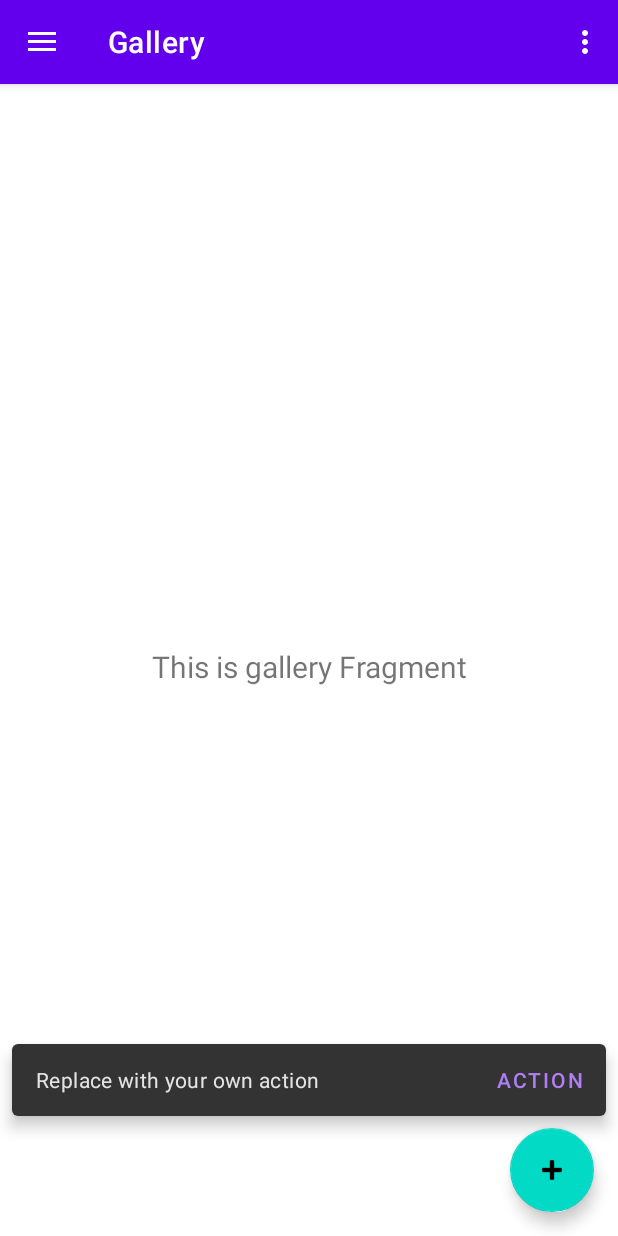
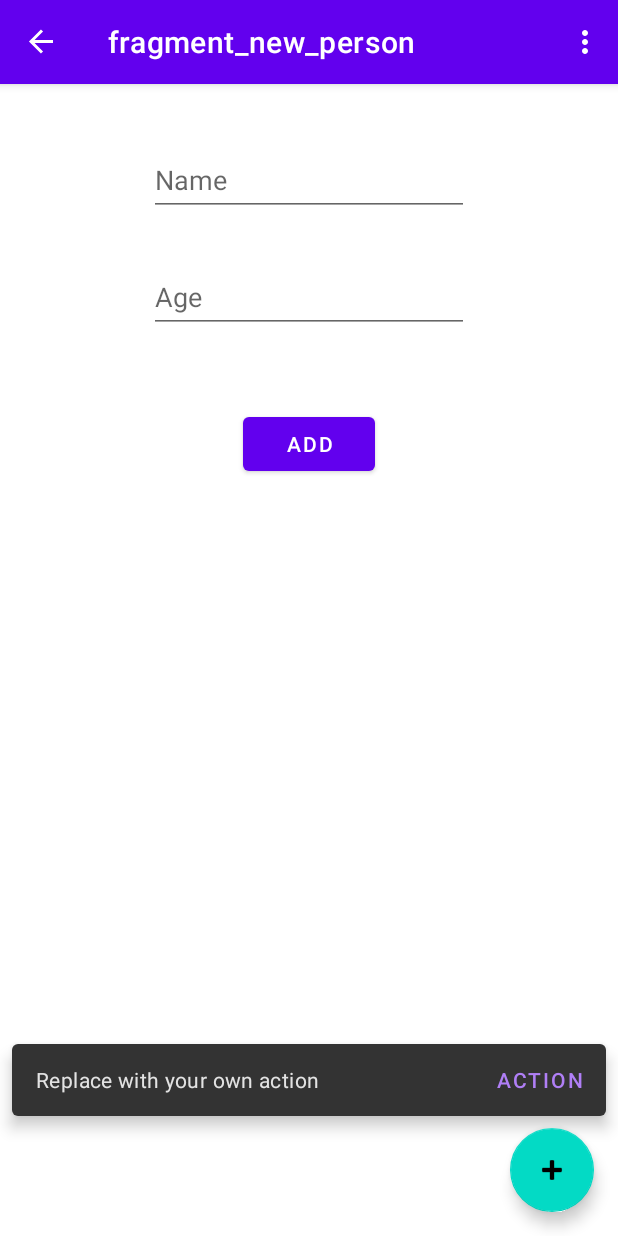
Before and after one commit to ValentinTonkov/people-list-app, an Android app: the screen it shows after launch (MainActivity), after a tap on an icon or button, on a phone screen of 412 x 824 dp. Run offline under Robolectric (Android 15) with nearby library versions, the phone set to English and light mode, and no system bars; our stand-ins replace Room's generated code, navigation-ui.

Commit message:
Add Person creating functionality

```diff
--- a/app/src/main/java/com/example/peoplelistapp/MainActivity.kt
+++ b/app/src/main/java/com/example/peoplelistapp/MainActivity.kt
@@ -53,7 +53,7 @@ class MainActivity : AppCompatActivity() {
                 }
                 .setAnchorView(R.id.fab).show()
 
-            navController.navigate(R.id.nav_gallery)
+            navController.navigate(R.id.nav_new_person)
         }
 
     }
--- a/app/src/main/java/com/example/peoplelistapp/ui/gallery/GalleryFragment.kt
+++ /dev/null
@@ -1,42 +0,0 @@
-package com.example.peoplelistapp.ui.gallery
-
-import android.os.Bundle
-import android.view.LayoutInflater
-import android.view.View
-import android.view.ViewGroup
-import android.widget.TextView
-import androidx.fragment.app.Fragment
-import androidx.lifecycle.ViewModelProvider
-import com.example.peoplelistapp.databinding.FragmentGalleryBinding
-
-class GalleryFragment : Fragment() {
-
-    private var _binding: FragmentGalleryBinding? = null
-
-    // This property is only valid between onCreateView and
-    // onDestroyView.
-    private val binding get() = _binding!!
-
-    override fun onCreateView(
-        inflater: LayoutInflater,
-        container: ViewGroup?,
-        savedInstanceState: Bundle?
-    ): View {
-        val galleryViewModel =
-            ViewModelProvider(this).get(GalleryViewModel::class.java)
-
-        _binding = FragmentGalleryBinding.inflate(inflater, container, false)
-        val root: View = binding.root
-
-        val textView: TextView = binding.textGallery
-        galleryViewModel.text.observe(viewLifecycleOwner) {
-            textView.text = it
-        }
-        return root
-    }
-
-    override fun onDestroyView() {
-        super.onDestroyView()
-        _binding = null
-    }
-}
--- a/app/src/main/java/com/example/peoplelistapp/ui/gallery/GalleryViewModel.kt
+++ /dev/null
@@ -1,13 +0,0 @@
-package com.example.peoplelistapp.ui.gallery
-
-import androidx.lifecycle.LiveData
-import androidx.lifecycle.MutableLiveData
-import androidx.lifecycle.ViewModel
-
-class GalleryViewModel : ViewModel() {
-
-    private val _text = MutableLiveData<String>().apply {
-        value = "This is gallery Fragment"
-    }
-    val text: LiveData<String> = _text
-}
--- a/app/src/main/java/com/example/peoplelistapp/ui/home/HomeFragment.kt
+++ b/app/src/main/java/com/example/peoplelistapp/ui/home/HomeFragment.kt
@@ -15,8 +15,8 @@ import com.example.peoplelistapp.data.DataApplication
 import com.example.peoplelistapp.data.person.Person
 import com.example.peoplelistapp.data.person.PersonViewModel
 import com.example.peoplelistapp.data.person.PersonViewModelFactory
-import com.example.peoplelistapp.data.person.recyclerview.PersonAdapter
-import com.example.peoplelistapp.data.person.recyclerview.PersonListAdapter
+import com.example.peoplelistapp.ui.person.recyclerview.PersonAdapter
+import com.example.peoplelistapp.ui.person.recyclerview.PersonListAdapter
 import com.example.peoplelistapp.databinding.FragmentHomeBinding
 import java.lang.StringBuilder
 
@@ -62,8 +62,12 @@ class HomeFragment : Fragment() {
             // binding.personRecyclerView.adapter = PersonAdapter(it)
 
             // using PersonListAdapter
-            (binding.personRecyclerView.adapter as? PersonListAdapter)?.submitList(it)
+            personListAdapter.submitList(it)
+            // this also works
+            //(binding.personRecyclerView.adapter as? PersonListAdapter)?.submitList(it)
+
         }
+
     }
 
     override fun onDestroyView() {
--- /dev/null
+++ b/app/src/main/java/com/example/peoplelistapp/ui/person/new_person/NewPersonFragment.kt
@@ -0,0 +1,52 @@
+package com.example.peoplelistapp.ui.person.new_person
+
+import android.os.Bundle
+import androidx.fragment.app.Fragment
+import android.view.LayoutInflater
+import android.view.View
+import android.view.ViewGroup
+import android.widget.Toast
+import androidx.fragment.app.viewModels
+import androidx.navigation.fragment.findNavController
+import com.example.peoplelistapp.R
+import com.example.peoplelistapp.data.DataApplication
+import com.example.peoplelistapp.data.person.Person
+import com.example.peoplelistapp.data.person.PersonViewModel
+import com.example.peoplelistapp.data.person.PersonViewModelFactory
+import com.example.peoplelistapp.databinding.FragmentNewPersonBinding
+import com.example.peoplelistapp.databinding.FragmentPersonInfoBinding
+
+class NewPersonFragment : Fragment() {
+
+    private lateinit var binding: FragmentNewPersonBinding
+
+    override fun onCreateView(
+        inflater: LayoutInflater, container: ViewGroup?,
+        savedInstanceState: Bundle?
+    ): View? {
+        binding = FragmentNewPersonBinding.inflate(inflater, container, false)
+        return binding.root
+    }
+
+    override fun onViewCreated(view: View, savedInstanceState: Bundle?) {
+        super.onViewCreated(view, savedInstanceState)
+
+        val dataViewModel: PersonViewModel by viewModels {
+            PersonViewModelFactory((activity?.application as DataApplication).repository)
+        }
+
+        binding.addNewPersonButton.setOnClickListener {
+            val personName = binding.newPersonNameText.text.toString()
+            val personAgeString = binding.newPersonAgeText.text.toString()
+
+            if (personName.isNotEmpty() && personAgeString.toIntOrNull() != null) {
+                    val personAge = personAgeString.toInt()
+                    dataViewModel.insert(Person(name = personName, age = personAge))
+                    findNavController().popBackStack()  // removes current destination from the back stack
+            } else {
+                Toast.makeText(requireContext(), "Invalid input", Toast.LENGTH_SHORT).show()
+            }
+        }
+    }
+
+}
--- a/app/src/main/java/com/example/peoplelistapp/data/person/recyclerview/PersonAdapter.kt
+++ b/app/src/main/java/com/example/peoplelistapp/ui/person/recyclerview/PersonAdapter.kt
@@ -1,4 +1,4 @@
-package com.example.peoplelistapp.data.person.recyclerview
+package com.example.peoplelistapp.ui.person.recyclerview
 
 import android.view.LayoutInflater
 import android.view.ViewGroup
--- a/app/src/main/java/com/example/peoplelistapp/data/person/recyclerview/PersonDiffCallback.kt
+++ b/app/src/main/java/com/example/peoplelistapp/ui/person/recyclerview/PersonDiffCallback.kt
@@ -1,4 +1,4 @@
-package com.example.peoplelistapp.data.person.recyclerview
+package com.example.peoplelistapp.ui.person.recyclerview
 
 import androidx.recyclerview.widget.DiffUtil
 import com.example.peoplelistapp.data.person.Person
--- a/app/src/main/java/com/example/peoplelistapp/data/person/recyclerview/PersonViewHolder.kt
+++ b/app/src/main/java/com/example/peoplelistapp/ui/person/recyclerview/PersonViewHolder.kt
@@ -1,4 +1,4 @@
-package com.example.peoplelistapp.data.person.recyclerview
+package com.example.peoplelistapp.ui.person.recyclerview
 
 import android.view.View
 import android.widget.TextView
--- /dev/null
+++ b/app/src/main/res/layout/fragment_new_person.xml
@@ -0,0 +1,47 @@
+<?xml version="1.0" encoding="utf-8"?>
+<androidx.constraintlayout.widget.ConstraintLayout xmlns:android="http://schemas.android.com/apk/res/android"
+    xmlns:app="http://schemas.android.com/apk/res-auto"
+    xmlns:tools="http://schemas.android.com/tools"
+    android:layout_width="match_parent"
+    android:layout_height="match_parent"
+    tools:context=".ui.person.new_person.NewPersonFragment">
+
+    <EditText
+        android:id="@+id/newPersonNameText"
+        android:layout_width="wrap_content"
+        android:layout_height="wrap_content"
+        android:layout_marginTop="40dp"
+        android:ems="10"
+        android:hint="Name"
+        android:inputType="text"
+        android:minHeight="48dp"
+        app:layout_constraintEnd_toEndOf="parent"
+        app:layout_constraintHorizontal_bias="0.5"
+        app:layout_constraintStart_toStartOf="parent"
+        app:layout_constraintTop_toTopOf="parent" />
+
+    <EditText
+        android:id="@+id/newPersonAgeText"
+        android:layout_width="wrap_content"
+        android:layout_height="wrap_content"
+        android:layout_marginTop="30dp"
+        android:ems="10"
+        android:hint="Age"
+        android:inputType="text"
+        android:minHeight="48dp"
+        app:layout_constraintEnd_toEndOf="parent"
+        app:layout_constraintHorizontal_bias="0.5"
+        app:layout_constraintStart_toStartOf="parent"
+        app:layout_constraintTop_toBottomOf="@+id/newPersonNameText" />
+
+    <Button
+        android:id="@+id/addNewPersonButton"
+        android:layout_width="wrap_content"
+        android:layout_height="wrap_content"
+        android:layout_marginTop="50dp"
+        android:text="Add"
+        app:layout_constraintEnd_toEndOf="parent"
+        app:layout_constraintHorizontal_bias="0.5"
+        app:layout_constraintStart_toStartOf="parent"
+        app:layout_constraintTop_toBottomOf="@+id/newPersonAgeText" />
+</androidx.constraintlayout.widget.ConstraintLayout>
--- a/app/src/main/res/navigation/mobile_navigation.xml
+++ b/app/src/main/res/navigation/mobile_navigation.xml
@@ -10,16 +10,10 @@
         android:name="com.example.peoplelistapp.ui.home.HomeFragment"
         android:label="@string/menu_home"
         tools:layout="@layout/fragment_home" />
+    <fragment
+        android:id="@+id/nav_new_person"
+        android:name="com.example.peoplelistapp.ui.person.new_person.NewPersonFragment"
+        android:label="fragment_new_person"
+        tools:layout="@layout/fragment_new_person" />
 
-    <fragment
-        android:id="@+id/nav_gallery"
-        android:name="com.example.peoplelistapp.ui.gallery.GalleryFragment"
-        android:label="@string/menu_gallery"
-        tools:layout="@layout/fragment_gallery" />
-
-    <fragment
-        android:id="@+id/nav_slideshow"
-        android:name="com.example.peoplelistapp.ui.slideshow.SlideshowFragment"
-        android:label="@string/menu_slideshow"
-        tools:layout="@layout/fragment_slideshow" />
 </navigation>
--- a/app/src/main/res/values/strings.xml
+++ b/app/src/main/res/values/strings.xml
@@ -10,4 +10,6 @@
     <string name="menu_home">Home</string>
     <string name="menu_gallery">Gallery</string>
     <string name="menu_slideshow">Slideshow</string>
+    <!-- TODO: Remove or change this placeholder text -->
+    <string name="hello_blank_fragment">Hello blank fragment</string>
 </resources>
```
Also changed, not shown: app/src/main/java/com/example/peoplelistapp/ui/person/info/PersonInfoFragment.kt (added, +28 -0 lines), app/src/main/java/com/example/peoplelistapp/ui/person/recyclerview/PersonListAdapter.kt (renamed from app/src/main/java/com/example/peoplelistapp/data/person/recyclerview/PersonListAdapter.kt, +7 -1 lines), app/src/main/java/com/example/peoplelistapp/ui/slideshow/SlideshowFragment.kt (deleted, +0 -42 lines), app/src/main/java/com/example/peoplelistapp/ui/slideshow/SlideshowViewModel.kt (deleted, +0 -13 lines), app/src/main/res/layout/fragment_person_info.xml (added, +20 -0 lines).
